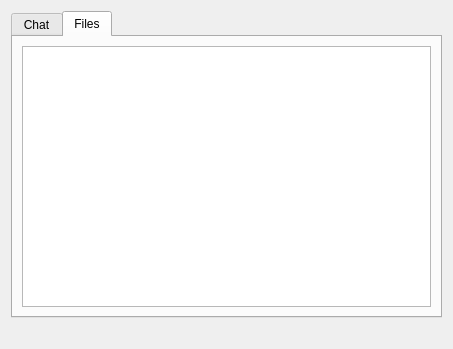
Above: chatdialog.ui from shaan7/Kapotah before the change. Below: the same form after it.
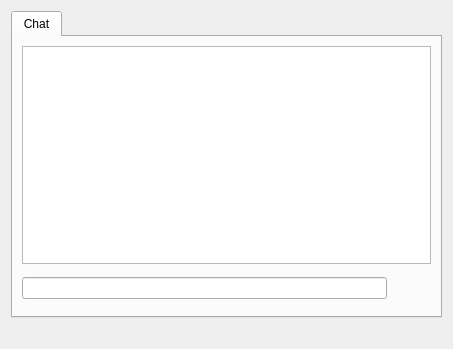
That is the form after the change. The open tabs and pages were chosen to show the change. Icons and pictures are not drawn.

The edit to the form file:
```diff
--- a/chatdialog.ui
+++ b/chatdialog.ui
@@ -52,16 +52,6 @@
        </item>
       </layout>
      </widget>
-     <widget class="QWidget" name="tabFileTransfer">
-      <attribute name="title">
-       <string>Files</string>
-      </attribute>
-      <layout class="QGridLayout" name="gridLayout_3">
-       <item row="0" column="0">
-        <widget class="QTableWidget" name="fileTable"/>
-       </item>
-      </layout>
-     </widget>
     </widget>
    </item>
    <item row="1" column="0">
```
